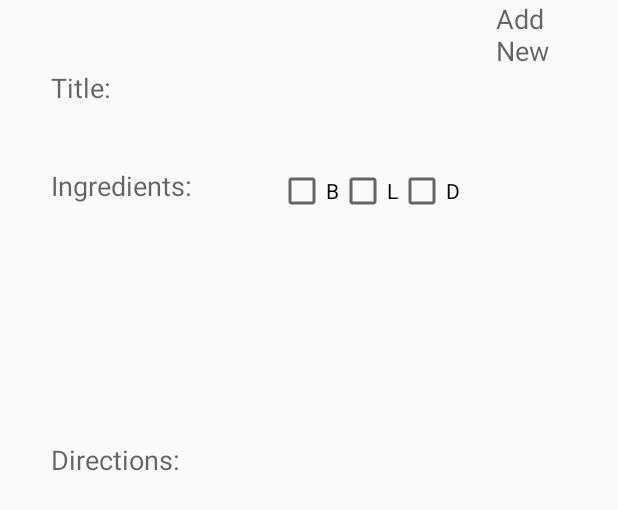
After one commit to TSNichols/FoodLab, an Android app: the layout recipes_screen.xml on its own in the app's theme, with its tools: preview values and no code run, on a phone screen of 412 x 824 dp. The commit adds this screen. Shown: the top 510 px of the screen. Run offline under Robolectric (Android 15) with nearby library versions, the phone set to English and light mode, and no system bars.

Commit message:
New layout screens

```diff
--- /dev/null
+++ b/app/src/main/res/layout/recipes_screen.xml
@@ -0,0 +1,108 @@
+<?xml version="1.0" encoding="utf-8"?>
+<RelativeLayout xmlns:android="http://schemas.android.com/apk/res/android"
+    android:layout_width="match_parent" android:layout_height="match_parent">
+
+    <TextView
+        android:layout_width="wrap_content"
+        android:layout_height="wrap_content"
+        android:textAppearance="?android:attr/textAppearanceMedium"
+        android:text="Title:"
+        android:id="@+id/txt_title"
+        android:layout_alignParentTop="true"
+        android:layout_alignParentLeft="true"
+        android:layout_alignParentStart="true"
+        android:layout_marginLeft="34dp"
+        android:layout_marginStart="34dp"
+        android:layout_marginTop="46dp" />
+
+    <TextView
+        android:layout_width="40dp"
+        android:layout_height="wrap_content"
+        android:textAppearance="?android:attr/textAppearanceMedium"
+        android:text="Add New"
+        android:id="@+id/txt_add"
+        android:layout_alignParentTop="true"
+        android:layout_alignParentRight="true"
+        android:layout_alignParentEnd="true"
+        android:layout_marginRight="41dp"
+        android:layout_marginEnd="41dp" />
+
+    <ExpandableListView
+        android:layout_width="150dp"
+        android:layout_height="30dp"
+        android:id="@+id/expandableListView"
+        android:layout_alignTop="@+id/txt_title"
+        android:layout_centerHorizontal="true" />
+
+    <TextView
+        android:layout_width="wrap_content"
+        android:layout_height="wrap_content"
+        android:textAppearance="?android:attr/textAppearanceMedium"
+        android:text="Ingredients:"
+        android:id="@+id/txt_ingredients"
+        android:layout_below="@+id/expandableListView"
+        android:layout_alignLeft="@+id/txt_title"
+        android:layout_alignStart="@+id/txt_title"
+        android:layout_marginTop="35dp" />
+
+    <CheckBox
+        android:layout_width="wrap_content"
+        android:layout_height="wrap_content"
+        android:text="B"
+        android:id="@+id/checkBox_breakfast"
+        android:checked="false"
+        android:layout_alignTop="@+id/txt_ingredients"
+        android:layout_centerHorizontal="true" />
+
+    <CheckBox
+        android:layout_width="wrap_content"
+        android:layout_height="wrap_content"
+        android:text="L"
+        android:id="@+id/checkBox_lunch"
+        android:checked="false"
+        android:layout_alignTop="@+id/checkBox_breakfast"
+        android:layout_toRightOf="@+id/checkBox_breakfast"
+        android:layout_toEndOf="@+id/checkBox_breakfast" />
+
+    <CheckBox
+        android:layout_width="wrap_content"
+        android:layout_height="wrap_content"
+        android:text="D"
+        android:id="@+id/checkBox_dinner"
+        android:checked="false"
+        android:layout_alignTop="@+id/checkBox_lunch"
+        android:layout_toRightOf="@+id/checkBox_lunch"
+        android:layout_toEndOf="@+id/checkBox_lunch" />
+
+    <ScrollView
+        android:layout_width="wrap_content"
+        android:layout_height="125dp"
+        android:id="@+id/scrollView_ingredients"
+        android:layout_below="@+id/checkBox_breakfast"
+        android:layout_alignLeft="@+id/txt_ingredients"
+        android:layout_alignStart="@+id/txt_ingredients"
+        android:layout_alignEnd="@+id/txt_add"
+        android:layout_alignRight="@+id/txt_add" />
+
+    <TextView
+        android:layout_width="wrap_content"
+        android:layout_height="wrap_content"
+        android:textAppearance="?android:attr/textAppearanceMedium"
+        android:text="Directions:"
+        android:id="@+id/txt_directions"
+        android:layout_marginTop="25dp"
+        android:layout_below="@+id/scrollView_ingredients"
+        android:layout_alignLeft="@+id/scrollView_ingredients"
+        android:layout_alignStart="@+id/scrollView_ingredients" />
+
+    <ScrollView
+        android:layout_width="wrap_content"
+        android:layout_height="125dp"
+        android:id="@+id/scrollView_directions"
+        android:layout_below="@+id/txt_directions"
+        android:layout_alignLeft="@+id/txt_directions"
+        android:layout_alignStart="@+id/txt_directions"
+        android:layout_marginTop="10dp"
+        android:layout_alignRight="@+id/scrollView_ingredients"
+        android:layout_alignEnd="@+id/scrollView_ingredients" />
+</RelativeLayout>
```
Also changed, not shown: app/src/main/res/layout/calender_screen.xml (added, +103 -0 lines), app/src/main/res/layout/home_screen.xml (+11 -11 lines).
